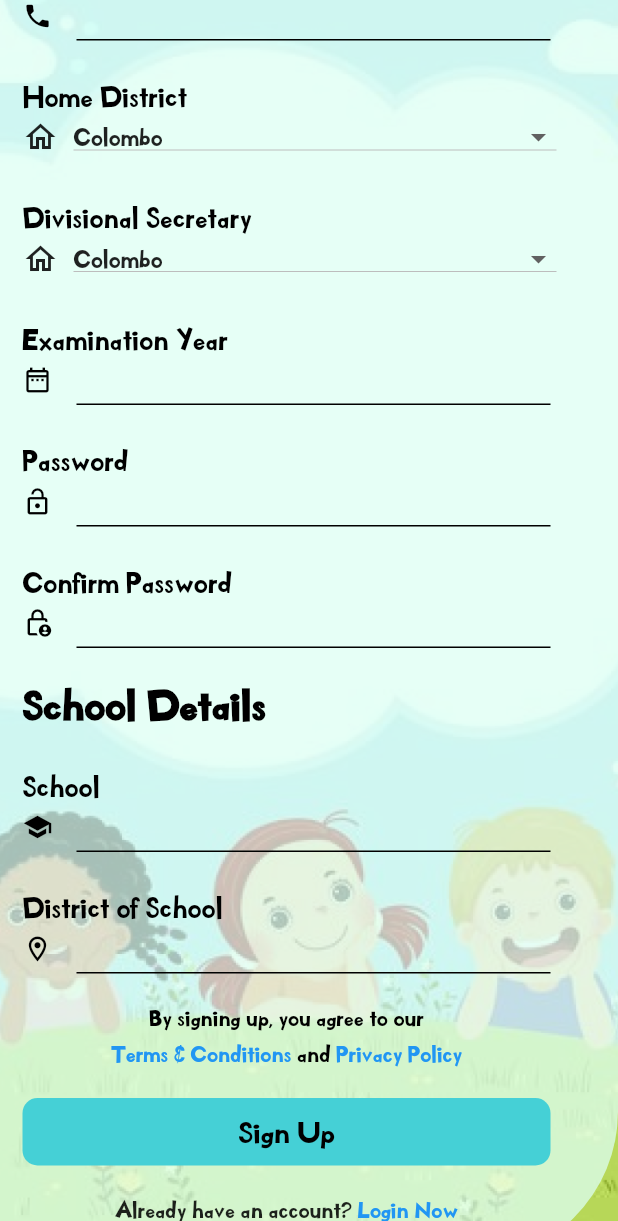
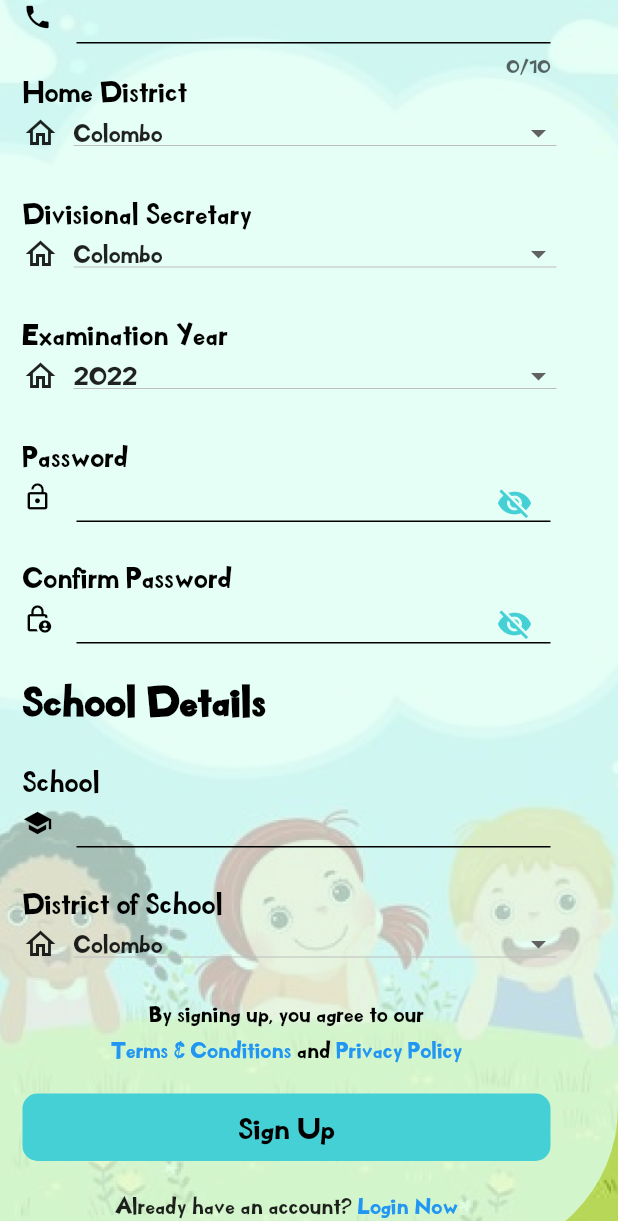
Before and after one commit to Dinamu-Paha/Mobile-app, a Flutter app: the SignUpPage screen opened directly, scrolled down 576 dp, on a phone screen of 412 x 824 dp, the part 15-1236 px from its top. Run offline on Flutter 3.47's test engine with Material 2 defaults, Android fonts, the phone set to English and light mode, and no system bars; our stand-ins replace charts_flutter, date_field, flutter_secure_storage, syncfusion_flutter_gauges; accounts and stored records are empty.

```diff
--- a/dinamu_paha/lib/Component/colors.dart
+++ b/dinamu_paha/lib/Component/colors.dart
@@ -3,6 +3,7 @@ import 'dart:ui';
 class AppColor{
   static Color appBColor = Color(0xFF45d0d6);
   static Color mainColor = Color(0xFFFFFFFF);
+  static Color blckColor = Color(0xFF000000);
   static Color formBgColor = Color(0x00DDFFF3);
   static Color btnColor = Color(0xFF45d0d6);
 }
--- a/dinamu_paha/lib/Screens/Add_question.dart
+++ b/dinamu_paha/lib/Screens/Add_question.dart
@@ -12,10 +12,10 @@ class Add_Question extends StatefulWidget {
 
 class _Add_QuestionState extends State<Add_Question> {
 
-  Future addQuestion() async{
-    final storage = new FlutterSecureStorage();
-    print(storage.read(jwt: jwt));
-  }
+  // Future addQuestion() async{
+  //   final storage = new FlutterSecureStorage();
+  //   print(storage.read(jwt: jwt));
+  // }
 
   @override
   Widget build(BuildContext context) {
@@ -173,7 +173,7 @@ class _Add_QuestionState extends State<Add_Question> {
                   SizedBox(height: 50,),
                   GestureDetector(
                     onTap: (){
-                      addQuestion();
+                      // addQuestion();
                     },
                     child: Container(
                       height: 50,
--- a/dinamu_paha/lib/Screens/singUp.dart
+++ b/dinamu_paha/lib/Screens/singUp.dart
@@ -53,7 +53,17 @@ class _SignUpPageState extends State<SignUpPage> {
     print(res.body);
 
   }
+  var _thisYear = DateTime.now().year;
 
+  //dropdown of district and divisional sectors
+  List<DropdownMenuItem<String>> get dropdownYear{
+    List<DropdownMenuItem<String>> menuItems = [
+      DropdownMenuItem(child: Text("${_thisYear}"),value: "${_thisYear}"),
+      DropdownMenuItem(child: Text("${_thisYear+1}"),value: "${_thisYear+1}"),
+      DropdownMenuItem(child: Text("${_thisYear+2}"),value: "${_thisYear+2}"),
+    ];
+    return menuItems;
+  }
   List<DropdownMenuItem<String>> get dropdownDistrict{
     List<DropdownMenuItem<String>> menuItems = [
       DropdownMenuItem(child: Text("Colombo"),value: "Colombo"),
@@ -72,7 +82,13 @@ class _SignUpPageState extends State<SignUpPage> {
   }
 
   String selectedDistrict = "Colombo";
+  String selectedSchoolDistrict = "Colombo";
   String selectedDivision = "Colombo";
+  String selectedYear = "2022";
+
+
+//password show
+  bool _obscureText = true;
 
   @override
   Widget build(BuildContext context) {
@@ -137,6 +153,7 @@ class _SignUpPageState extends State<SignUpPage> {
                             height: 33,
                             width: MediaQuery.of(context).size.width-60,
                             child: TextField(
+                              keyboardType: TextInputType.name,
                               controller: TextEditingController(text: firstName),
                               onChanged: (val){
                                 this.firstName = val;
@@ -158,6 +175,7 @@ class _SignUpPageState extends State<SignUpPage> {
                             height: 33,
                             width: MediaQuery.of(context).size.width-60,
                             child: TextField(
+                              keyboardType: TextInputType.name,
                               controller: TextEditingController(text: lastName),
                               onChanged: (val){
                                 this.lastName = val;
@@ -211,6 +229,7 @@ class _SignUpPageState extends State<SignUpPage> {
                                 this.email = val;
                               },
                               style: TextStyle(color: Colors.black),
+                              keyboardType: TextInputType.emailAddress,
                               decoration: InputDecoration(
                                 enabledBorder: const UnderlineInputBorder(
                                   borderSide: const BorderSide(color: Colors.black),
@@ -224,9 +243,11 @@ class _SignUpPageState extends State<SignUpPage> {
                             child: Text('Mobile No.',style: TextStyle(fontSize: 19,color: Colors.black,),),
                           ),
                           Container(
-                            height: 33,
+                            height: 55,
                             width: MediaQuery.of(context).size.width-60,
                             child: TextField(
+                              maxLength: 10,
+                              keyboardType: TextInputType.phone,
                               controller: TextEditingController(text: mobileNumber),
                               onChanged: (val){
                                 this.mobileNumber = val;
@@ -240,7 +261,7 @@ class _SignUpPageState extends State<SignUpPage> {
                               ),
                             ),
                           ),
-                          SizedBox(height: 25,),
+                          // SizedBox(height: 10,),
                           Container(
                             child: Text('Home District',style: TextStyle(fontSize: 19,color: Colors.black,),),
                           ),
@@ -257,8 +278,11 @@ class _SignUpPageState extends State<SignUpPage> {
                                   isExpanded: true,
                                     value: selectedDistrict,
                                     items: dropdownDistrict,
-                                  onChanged: (String? value) {
-                                    selectedDistrict = value! ;
+                                  onChanged: (String? val) {
+                                    setState(() {
+                                      selectedDistrict = val! ;
+                                    });
+
                                   },
                                 ),
                               ),
@@ -282,7 +306,9 @@ class _SignUpPageState extends State<SignUpPage> {
                             value: selectedDivision,
                             items: dropdownDivision,
                             onChanged: (String? value) {
+                              setState(() {
                                 selectedDivision = value! ;
+                              });
                             },
                           ),
                         ),
@@ -292,22 +318,27 @@ class _SignUpPageState extends State<SignUpPage> {
                           Container(
                             child: Text('Examination Year',style: TextStyle(fontSize: 19,color: Colors.black,),),
                           ),
+                          Row(
+                            children: [
+                              Icon(Icons.home_outlined),
+                              SizedBox(
+                                width: 10,
+                              ),
                               Container(
                                 height: 33,
-                            width: MediaQuery.of(context).size.width-60,
-                            child: TextField(
-                              controller: TextEditingController(text: examinationYear),
-                              onChanged: (val){
-                                this.examinationYear = val;
+                                width: MediaQuery.of(context).size.width-90,
+                                child: DropdownButton(
+                                  isExpanded: true,
+                                  value: selectedYear,
+                                  items: dropdownYear,
+                                  onChanged: (String? val1) {
+                                    setState(() {
+                                      selectedYear = val1! ;
+                                    });
                                   },
-                              style: TextStyle(color: Colors.black),
-                              decoration: InputDecoration(
-                                enabledBorder: const UnderlineInputBorder(
-                                  borderSide: const BorderSide(color: Colors.black),
-                                ) ,
-                                icon: Icon(Icons.date_range_outlined,size: 20,color: Colors.black,),
                                 ),
                               ),
+                            ],
                           ),
                           SizedBox(height: 25,),
                           Container(
@@ -323,11 +354,26 @@ class _SignUpPageState extends State<SignUpPage> {
                               },
                               style: TextStyle(color: Colors.black),
                               decoration: InputDecoration(
+                                suffixIcon: IconButton(
+                                  icon: _obscureText
+                                      ? Icon(
+                                    Icons.visibility_off,
+                                    color: AppColor.appBColor,
+                                  )
+                                      : Icon(
+                                    Icons.visibility,
+                                    color: AppColor.blckColor,
+                                  ),
+                                  onPressed: () {
+                                    setState(() => _obscureText = !_obscureText);
+                                  },
+                                ),
                                 enabledBorder: const UnderlineInputBorder(
                                   borderSide: const BorderSide(color: Colors.black),
                                 ) ,
                                 icon: Icon(Icons.lock_open,size: 20,color: Colors.black,),
                               ),
+                              obscureText: _obscureText,
                             ),
                           ),
                           SizedBox(height: 25,),
@@ -344,11 +390,26 @@ class _SignUpPageState extends State<SignUpPage> {
                               },
                               style: TextStyle(color: Colors.black),
                               decoration: InputDecoration(
+                                suffixIcon: IconButton(
+                                  icon: _obscureText
+                                      ? Icon(
+                                    Icons.visibility_off,
+                                    color: AppColor.appBColor,
+                                  )
+                                      : Icon(
+                                    Icons.visibility,
+                                    color: AppColor.blckColor,
+                                  ),
+                                  onPressed: () {
+                                    setState(() => _obscureText = !_obscureText);
+                                  },
+                                ),
                                 enabledBorder: const UnderlineInputBorder(
                                   borderSide: const BorderSide(color: Colors.black),
                                 ) ,
                                 icon: Icon(Icons.lock_person_outlined,size: 20,color: Colors.black,),
                               ),
+                              obscureText: _obscureText,
                             ),
                           ),
                           SizedBox(height: 20,),
@@ -382,22 +443,28 @@ class _SignUpPageState extends State<SignUpPage> {
                           Container(
                             child: Text('District of School',style: TextStyle(fontSize: 19,color: Colors.black,),),
                           ),
+                          Row(
+                            children: [
+                              Icon(Icons.home_outlined),
+                              SizedBox(
+                                width: 10,
+                              ),
                               Container(
                                 height: 33,
-                            width: MediaQuery.of(context).size.width-60,
-                            child: TextField(
-                              controller: TextEditingController(text: districtOfSchool),
-                              onChanged: (val){
-                                this.districtOfSchool = val;
+                                width: MediaQuery.of(context).size.width-90,
+                                child: DropdownButton(
+                                  isExpanded: true,
+                                  value: selectedSchoolDistrict,
+                                  items: dropdownDistrict,
+                                  onChanged: (String? val) {
+                                    setState(() {
+                                      selectedSchoolDistrict = val! ;
+                                    });
+
                                   },
-                              style: TextStyle(color: Colors.black),
-                              decoration: InputDecoration(
-                                enabledBorder: const UnderlineInputBorder(
-                                  borderSide: const BorderSide(color: Colors.black),
-                                ) ,
-                                icon: Icon(Icons.location_on_outlined ,size: 20,color: Colors.black,),
                                 ),
                               ),
+                            ],
                           ),
                           SizedBox(height: 20,),
                           Container(
```
Lines whose indentation alone changed are shown as unchanged.
